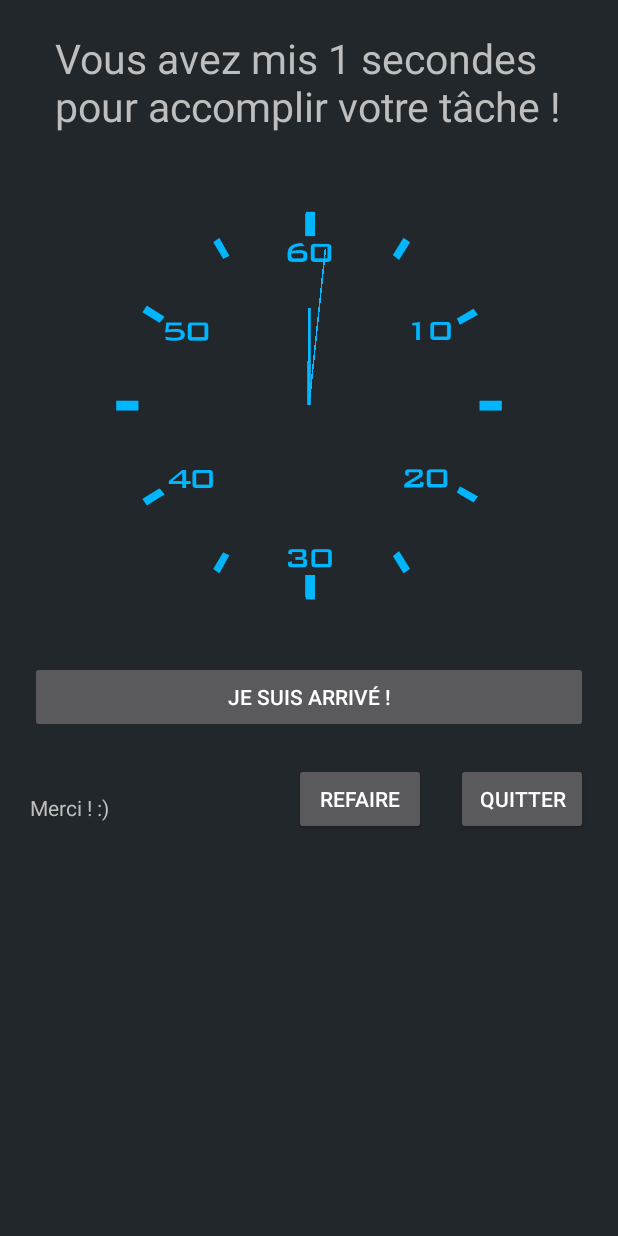
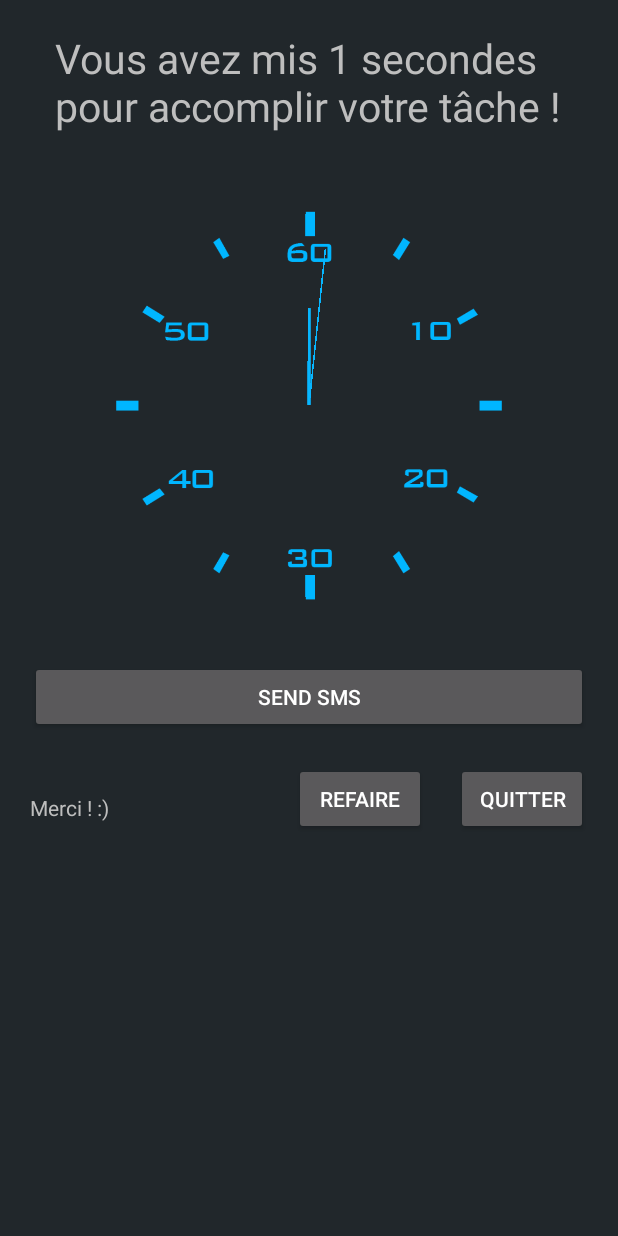
Before and after one commit to Nawako/TwoMinutes, an Android app: the ChronometerActivity screen opened directly, with no data from a screen before it, after a tap on "JE SUIS ARRIVÉ !", on a phone screen of 412 x 824 dp. Run offline under Robolectric (Android 15) with nearby library versions, the phone set to English and light mode, and no system bars; libraries missing offline, so code that uses them is left out: com.dd.processbutton; plain views replace ActionProcessButton, FlatButton.

Commit message:
[feature] preparation pour envoi d'un sms lors de l'arrivé, nécessite refacto

```diff
--- a/app/src/main/java/com/kilomobi/twominutes/ChronometerActivity.java
+++ b/app/src/main/java/com/kilomobi/twominutes/ChronometerActivity.java
@@ -6,6 +6,7 @@ import android.content.Intent;
 import android.os.Bundle;
 import android.os.SystemClock;
 import android.support.v7.app.AppCompatActivity;
+import android.telephony.SmsManager;
 import android.view.View;
 import android.view.WindowManager;
 import android.widget.Button;
@@ -22,6 +23,8 @@ public class ChronometerActivity extends AppCompatActivity {
     Button btnQuit, btnRedo, btnArrive;
     Activity mActivity;
     Context mContext;
+    boolean isArrived;
+
     @Override
     protected void onCreate(Bundle savedInstanceState) {
         super.onCreate(savedInstanceState);
@@ -49,8 +52,9 @@ public class ChronometerActivity extends AppCompatActivity {
         btnArrive.setOnClickListener(new View.OnClickListener() {
             @Override
             public void onClick(View v) {
-                btnArrive.setEnabled(false);
+                if (!isArrived) {
                     chronometer.stop();
+                    btnArrive.setText("Send SMS");
                     tvArrive.setVisibility(View.VISIBLE);
                     tvThanks.setVisibility(View.VISIBLE);
                     btnRedo.setVisibility(View.VISIBLE);
@@ -59,6 +63,14 @@ public class ChronometerActivity extends AppCompatActivity {
                         tvArrive.setText(String.format(getResources().getString(R.string.arrive2), chronometer.getMinutes(), chronometer.getSeconds()));
                     else
                         tvArrive.setText(String.format(getResources().getString(R.string.arrive), chronometer.getSeconds()));
+
+                    isArrived = true;
+                } else {
+                    btnArrive.setText("SMS on the way!");
+                    //sendSMS();
+                    btnArrive.setEnabled(false);
+                }
+
             }
         });
 
@@ -78,5 +90,8 @@ public class ChronometerActivity extends AppCompatActivity {
             }
         });
     }
-
+    private void sendSMS(String phoneNumber, String message) {
+        SmsManager sms = SmsManager.getDefault();
+        sms.sendTextMessage(phoneNumber, null, message, null, null);
     }
+}
--- a/app/src/main/res/layout/chronometer.xml
+++ b/app/src/main/res/layout/chronometer.xml
@@ -44,7 +44,7 @@
         android:visibility="invisible"
         custom:pb_colorNormal="@android:color/holo_blue_light"
         custom:pb_colorPressed="@android:color/holo_blue_dark"
-        android:layout_alignEnd="@id/btn_arrive" />
+        android:layout_alignRight="@id/btn_arrive" />
 
     <com.dd.processbutton.FlatButton
         android:id="@+id/btn_redo"
@@ -64,7 +64,7 @@
         android:id="@+id/tvThanks"
         android:textColor="@color/dim_foreground_material_dark"
         android:layout_marginTop="20dp"
-        android:layout_alignStart="@id/btn_arrive"
+        android:layout_alignLeft="@id/btn_arrive"
         android:layout_below="@id/btn_arrive"
         android:visibility="invisible"
         android:layout_width="wrap_content"
```
Lines whose indentation alone changed are shown as unchanged.
